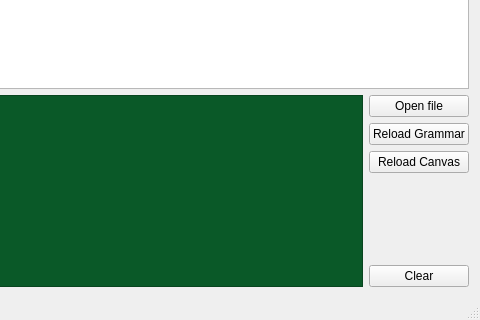
Before: the Qt Designer form ui/mainwindow.ui in AdUki/Grapedit, drawn with Qt 5; both pictures show x 431 to 911 and y 383 to 703 of the 911 by 703 pixel window.
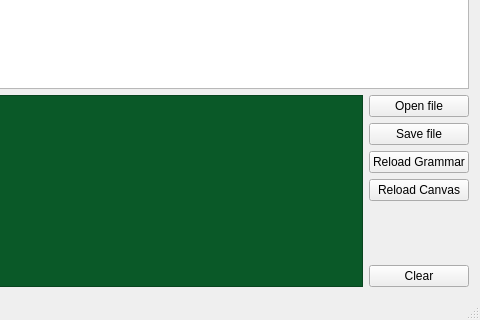
After: the same form once the commit is applied.

The edit to the form file:
```diff
--- a/ui/mainwindow.ui
+++ b/ui/mainwindow.ui
@@ -51,6 +51,13 @@
           </property>
          </widget>
         </item>
+        <item>
+         <widget class="QPushButton" name="saveFileButton">
+          <property name="text">
+           <string>Save file</string>
+          </property>
+         </widget>
+        </item>
         <item>
          <widget class="QPushButton" name="reloadGrammarButton">
           <property name="text">
```
